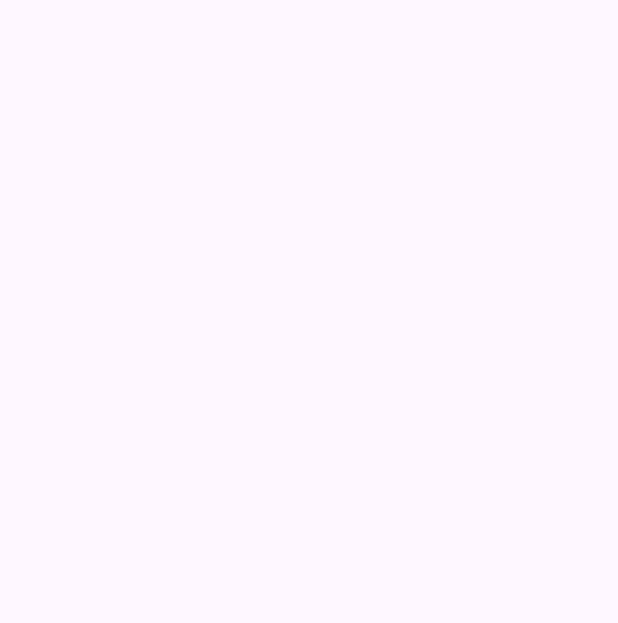
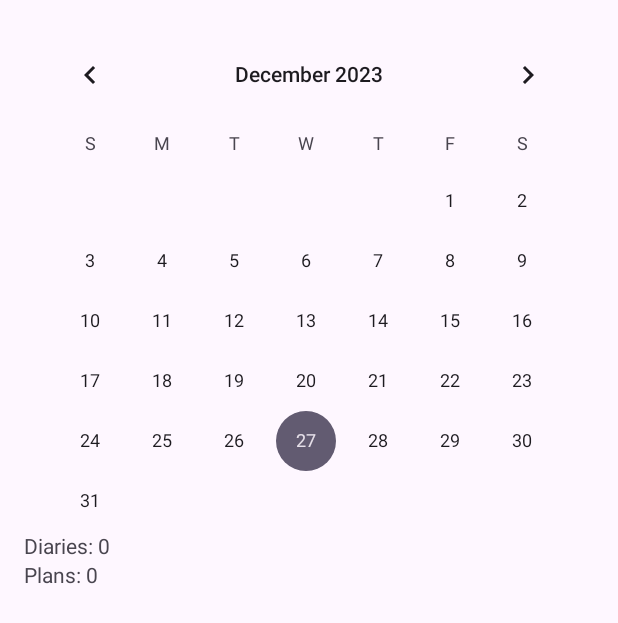
Before and after one commit to Corddt/mental_health_app, an Android app: the RewardActivity screen opened directly, with no data from a screen before it, on a phone screen of 412 x 824 dp. Before the commit the part shown is empty. Shown: the top 623 px of the screen. Run offline under Robolectric (Android 15) with nearby library versions, the light colour scheme and no system bars.

Commit message:
Add a calendar view to the rewards interface, allowing you to view diaries and plans for any date.

```diff
--- a/app/src/main/java/com/corddt/mental_health_app/Plan.java
+++ b/app/src/main/java/com/corddt/mental_health_app/Plan.java
@@ -4,6 +4,7 @@ public class Plan {
     private int id;
     private String content;
     private boolean isCompleted;
+    private String timestamp;
 
     public Plan(int id, String content, boolean isCompleted) {
         this.id = id;
--- a/app/src/main/java/com/corddt/mental_health_app/RewardActivity.java
+++ b/app/src/main/java/com/corddt/mental_health_app/RewardActivity.java
@@ -1,14 +1,19 @@
 package com.corddt.mental_health_app;
 
 import android.os.Bundle;
+import android.widget.CalendarView;
+import android.widget.ListView;
 import android.widget.ArrayAdapter;
-import android.widget.ListView;
+import android.widget.TextView;
 import androidx.appcompat.app.AppCompatActivity;
+
 import java.util.List;
 
 public class RewardActivity extends AppCompatActivity {
 
-    private ListView listViewRewards;
+    private CalendarView calendarView;
+    private ListView listViewDiaryAndPlans;
+    private TextView tvDiaryCount, tvPlanCount;
     private DatabaseHelper databaseHelper;
 
     @Override
@@ -16,15 +21,34 @@ public class RewardActivity extends AppCompatActivity {
         super.onCreate(savedInstanceState);
         setContentView(R.layout.activity_reward);
 
-        listViewRewards = findViewById(R.id.listViewRewards);
+        calendarView = findViewById(R.id.calendarView);
+        listViewDiaryAndPlans = findViewById(R.id.listViewDiaryAndPlans);
+        tvDiaryCount = findViewById(R.id.tvDiaryCount);
+        tvPlanCount = findViewById(R.id.tvPlanCount);
         databaseHelper = new DatabaseHelper(this);
 
-        loadRewards();
+        calendarView.setOnDateChangeListener(new CalendarView.OnDateChangeListener() {
+            @Override
+            public void onSelectedDayChange(CalendarView view, int year, int month, int dayOfMonth) {
+                updateDiaryAndPlansList(year, month, dayOfMonth);
+            }
+        });
     }
 
-    private void loadRewards() {
-        List<String> rewards = databaseHelper.getAllRewards(); // 假设有这样的方法
-        ArrayAdapter<String> adapter = new ArrayAdapter<>(this, android.R.layout.simple_list_item_1, rewards);
-        listViewRewards.setAdapter(adapter);
+    private void updateDiaryAndPlansList(int year, int month, int dayOfMonth) {
+        String date = year + "-" + (month + 1) + "-" + dayOfMonth;
+        List<String> diaryAndPlans = databaseHelper.getDiaryAndPlansByDate(date);
+
+        // 更新日记和计划的数量
+        int diaryCount = 0, planCount = 0;
+        for (String item : diaryAndPlans) {
+            if (item.startsWith("Diary:")) diaryCount++;
+            if (item.startsWith("Plan:")) planCount++;
+        }
+        tvDiaryCount.setText("Diaries: " + diaryCount);
+        tvPlanCount.setText("Plans: " + planCount);
+
+        ArrayAdapter<String> adapter = new ArrayAdapter<>(this, android.R.layout.simple_list_item_1, diaryAndPlans);
+        listViewDiaryAndPlans.setAdapter(adapter);
     }
 }
--- a/app/src/main/res/layout/activity_reward.xml
+++ b/app/src/main/res/layout/activity_reward.xml
@@ -4,8 +4,29 @@
     android:layout_height="match_parent"
     android:padding="16dp">
 
+    <CalendarView
+        android:id="@+id/calendarView"
+        android:layout_width="match_parent"
+        android:layout_height="wrap_content"
+        android:layout_alignParentTop="true" />
+
+    <TextView
+        android:id="@+id/tvDiaryCount"
+        android:layout_width="wrap_content"
+        android:layout_height="wrap_content"
+        android:layout_below="@id/calendarView"
+        android:text="Diaries: 0" />
+
+    <TextView
+        android:id="@+id/tvPlanCount"
+        android:layout_width="wrap_content"
+        android:layout_height="wrap_content"
+        android:layout_below="@id/tvDiaryCount"
+        android:text="Plans: 0" />
+
     <ListView
-        android:id="@+id/listViewRewards"
+        android:id="@+id/listViewDiaryAndPlans"
         android:layout_width="match_parent"
-        android:layout_height="wrap_content"/>
+        android:layout_height="wrap_content"
+        android:layout_below="@id/tvPlanCount" />
 </RelativeLayout>
```
Also changed, not shown: app/src/main/java/com/corddt/mental_health_app/DatabaseHelper.java (+38 -2 lines), app/src/main/res/drawable/cristmas_day.jpg (renamed from app/src/main/res/drawable/cristmas_day.png), app/src/main/res/drawable/cristmas_night.jpg (renamed from app/src/main/res/drawable/cristmas_night.png), 2 other files.
